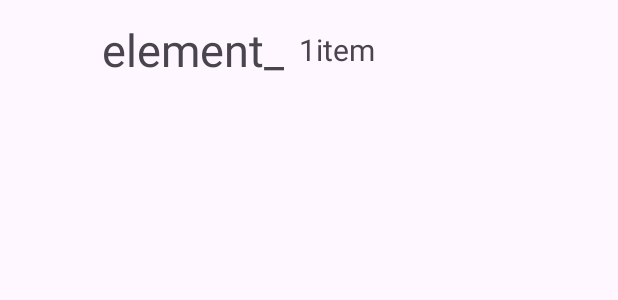
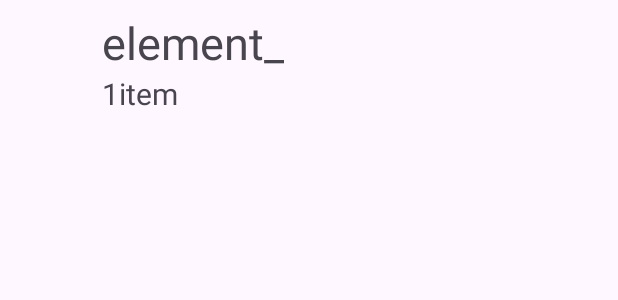
Before and after one commit to sorokin-s/dz25_SQLite, an Android app: the layout item_layout.xml on its own in the app's theme, with its tools: preview values and no code run, on a phone screen of 412 x 824 dp. Shown: the top 300 px of the screen. Run offline under Robolectric (Android 15) with nearby library versions, the phone set to English and light mode, and no system bars.

Commit message:
Изменёт item_layaut для  recyclerview, доб условие

```diff
--- a/app/src/main/java/com/amicus/dz25_sqlite/EditActivity.java
+++ b/app/src/main/java/com/amicus/dz25_sqlite/EditActivity.java
@@ -29,11 +29,11 @@ public class EditActivity extends AppCompatActivity {
         editTextAuthor = findViewById(R.id.editAuthor);
 
         btnAdd.setOnClickListener(b->{
-            if(!editTextName.getText().toString().isEmpty()) {
+            if(!editTextName.getText().toString().isEmpty()&&!editTextAuthor.getText().toString().isEmpty()) {
                 createDialog();
             }
             else{
-                Toast.makeText(EditActivity.this,"Заполните поле продукт",Toast.LENGTH_LONG).show();
+                Toast.makeText(EditActivity.this,"Заполните все поля",Toast.LENGTH_LONG).show();
             }
         });
 
--- a/app/src/main/java/com/amicus/dz25_sqlite/MainActivity.java
+++ b/app/src/main/java/com/amicus/dz25_sqlite/MainActivity.java
@@ -193,9 +193,8 @@ public class MainActivity extends AppCompatActivity {
                     itemsBooks.add(new Item(book.id, book.imageResId, book.name, book.author));
                 }
                 toolbar.setTitle("Записей: "+itemsBooks.size());
-                //toolbar.setTitle("Записей: "+bookDao.getAllBooks().size());
             });
-            recyclerView.invalidate();
+//            recyclerView.invalidate();
             recyclerAdapter.notifyDataSetChanged();
 
         }
--- a/app/src/main/res/layout/activity_edit.xml
+++ b/app/src/main/res/layout/activity_edit.xml
@@ -11,10 +11,11 @@
     <TextView
         android:layout_width="wrap_content"
         android:layout_height="wrap_content"
+
         android:text="Добавте новую книгу"
         android:layout_gravity="center"
 
-        android:layout_margin="5dp"
+        android:layout_marginTop="20dp"
         android:textSize="20sp"/>
     <EditText
         android:id="@+id/editName"
--- a/app/src/main/res/layout/item_layout.xml
+++ b/app/src/main/res/layout/item_layout.xml
@@ -19,11 +19,15 @@
         android:layout_height="50dp"
         android:scaleType="centerCrop"
         />
+    <LinearLayout
+        android:layout_width="match_parent"
+        android:layout_height="wrap_content"
+        android:orientation="vertical">
         <TextView
             android:id="@+id/itemTextView"
             android:layout_width="wrap_content"
             android:layout_height="wrap_content"
-        android:layout_gravity="center"
+            android:layout_gravity="left"
             android:text="element_"
             android:layout_marginLeft="10dp"
             android:textSize="30sp"
@@ -32,11 +36,16 @@
             android:id="@+id/itemTextView2"
             android:layout_width="wrap_content"
             android:layout_height="wrap_content"
-        android:layout_gravity="center"
+            android:layout_gravity="left"
             android:text="1item"
             android:layout_marginLeft="10dp"
             android:textSize="20sp"/>
 
+    </LinearLayout>
+
+
+
+
 
 
 </LinearLayout>
```
Lines whose indentation alone changed are shown as unchanged.
